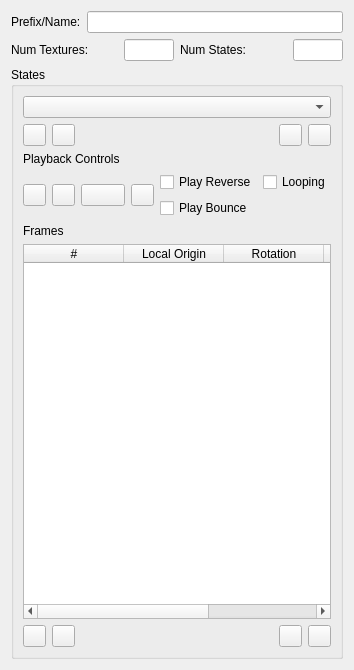
Old version of the form DesignerTool/src/WidgetSprite.ui in the repository GameOverture/HarmonyEngine.
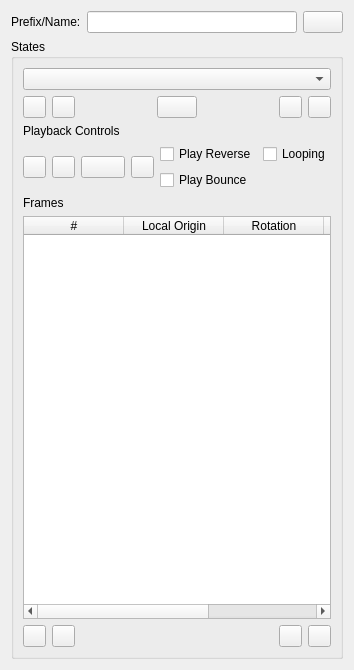
New version of the form.

Commit message: Setting up Item to handle proper edit menu and undo/redo stack

Patch:
```diff
--- a/DesignerTool/src/WidgetSprite.ui
+++ b/DesignerTool/src/WidgetSprite.ui
@@ -30,47 +30,10 @@
        </property>
       </widget>
      </item>
-    </layout>
-   </item>
-   <item>
-    <layout class="QGridLayout" name="gridLayout_2">
-     <item row="0" column="0">
-      <widget class="QLabel" name="label_4">
+     <item>
+      <widget class="QPushButton" name="btnRenameSprite">
        <property name="text">
-        <string>Num Textures:</string>
-       </property>
-      </widget>
-     </item>
-     <item row="0" column="1">
-      <widget class="QLineEdit" name="txtNumTextures">
-       <property name="maximumSize">
-        <size>
-         <width>50</width>
-         <height>16777215</height>
-        </size>
-       </property>
-       <property name="readOnly">
-        <bool>true</bool>
-       </property>
-      </widget>
-     </item>
-     <item row="0" column="2">
-      <widget class="QLabel" name="label_6">
-       <property name="text">
-        <string>Num States:</string>
-       </property>
-      </widget>
-     </item>
-     <item row="0" column="3">
-      <widget class="QLineEdit" name="txtNumStates">
-       <property name="maximumSize">
-        <size>
-         <width>50</width>
-         <height>16777215</height>
-        </size>
-       </property>
-       <property name="readOnly">
-        <bool>true</bool>
+        <string/>
        </property>
       </widget>
      </item>
@@ -119,6 +82,26 @@
           </property>
          </widget>
         </item>
+        <item>
+         <spacer name="horizontalSpacer_3">
+          <property name="orientation">
+           <enum>Qt::Horizontal</enum>
+          </property>
+          <property name="sizeHint" stdset="0">
+           <size>
+            <width>40</width>
+            <height>20</height>
+           </size>
+          </property>
+         </spacer>
+        </item>
+        <item>
+         <widget class="QPushButton" name="btnRenameState">
+          <property name="text">
+           <string/>
+          </property>
+         </widget>
+        </item>
         <item>
          <spacer name="horizontalSpacer">
           <property name="orientation">
```
The commit also changes 7 other files.
